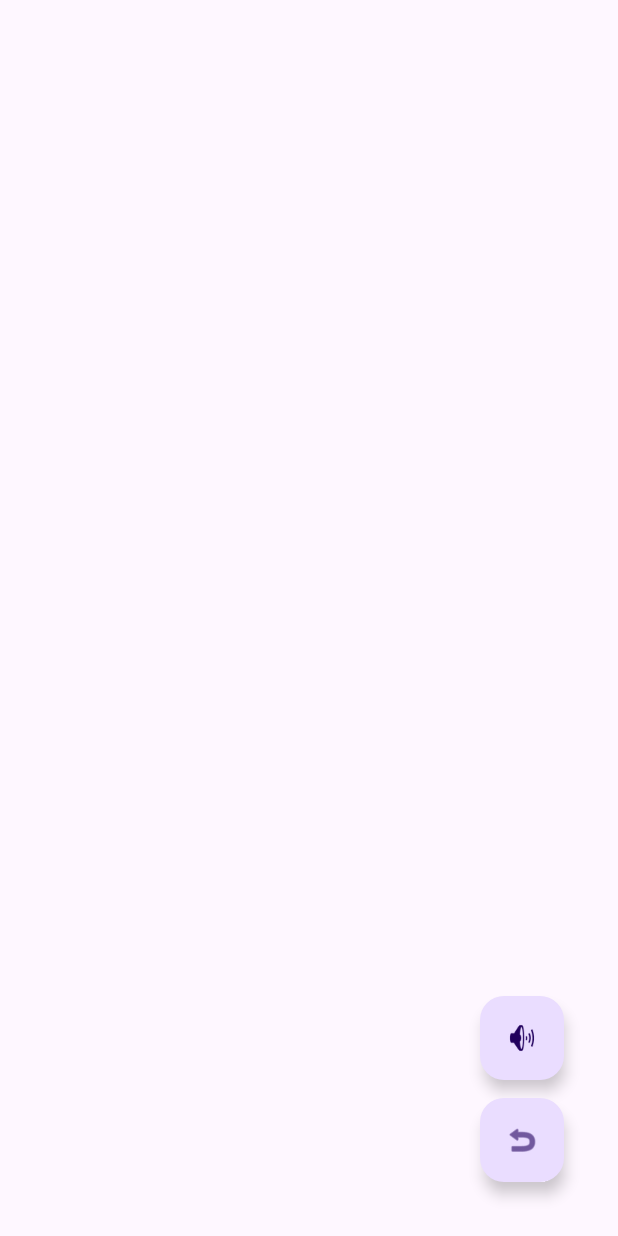
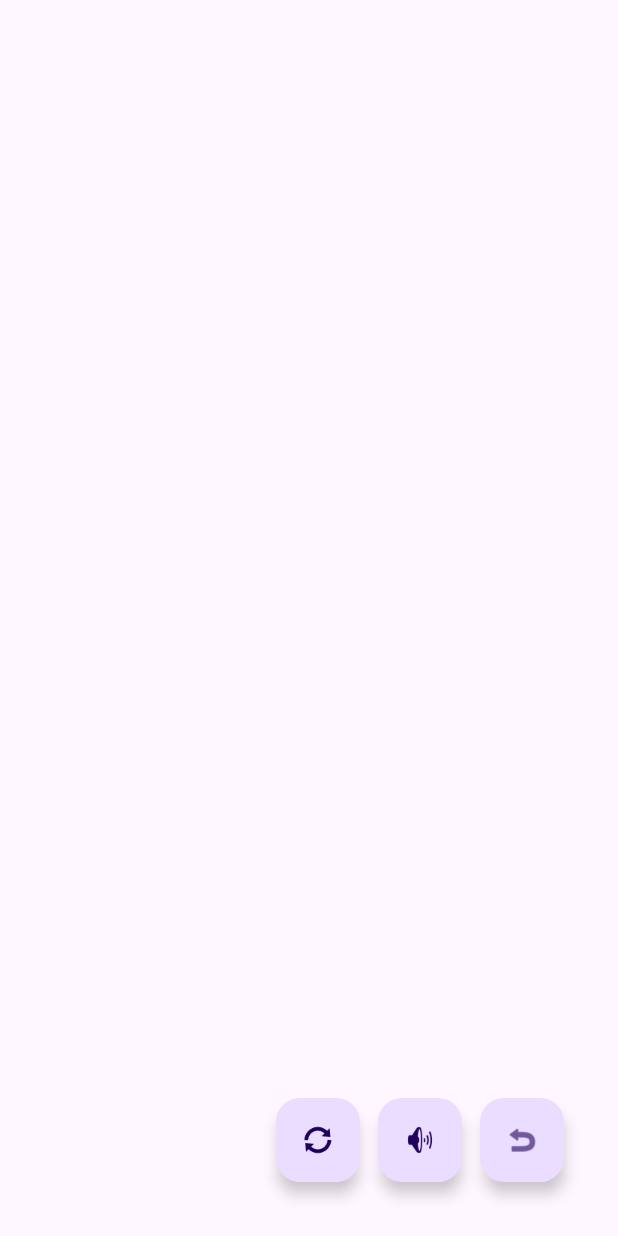
Before and after one commit to johojae/SCROLL, an Android app: the AnalysisActivity screen opened directly, with no data from a screen before it, on a phone screen of 412 x 824 dp. Run offline under Robolectric (Android 15) with nearby library versions, the phone set to English and light mode, and no system bars; libraries missing offline, so code that uses them is left out: org.opencv.android, org.opencv.core, org.opencv.imgproc; plain views replace JavaCameraView; 6 statements that could not run were skipped.

Commit message:
Modify ui buttons

```diff
--- a/app/src/main/java/org/kaist/socspft/dd/AnalysisActivity.kt
+++ b/app/src/main/java/org/kaist/socspft/dd/AnalysisActivity.kt
@@ -25,6 +25,7 @@ class AnalysisActivity : AppCompatActivity(), CameraBridgeViewBase.CvCameraViewL
     private lateinit var faceDetector: Detector
     private lateinit var eyeDetector: Detector
     private lateinit var binding: ActivityAnalysisBinding
+    private var cameraIndex: Int = 0
 
     private val loaderCallback = object : BaseLoaderCallback(this) {
         override fun onManagerConnected(status: Int) {
@@ -47,7 +48,7 @@ class AnalysisActivity : AppCompatActivity(), CameraBridgeViewBase.CvCameraViewL
         cameraView = findViewById(R.id.activity_surface_view)
         cameraView.visibility = SurfaceView.VISIBLE
         cameraView.setCvCameraViewListener(this)
-        cameraView.setCameraIndex(0)    // back:0 front:1
+        cameraView.setCameraIndex(cameraIndex)    // back:0 front:1
 
         binding.fabBack.setOnClickListener {
             val intent = Intent(this, MainActivity::class.java)
@@ -58,6 +59,13 @@ class AnalysisActivity : AppCompatActivity(), CameraBridgeViewBase.CvCameraViewL
             val notification: Uri = RingtoneManager.getDefaultUri(RingtoneManager.TYPE_NOTIFICATION)
             val ringtone = RingtoneManager.getRingtone(applicationContext, notification)
             ringtone.play()
+        }
+
+        binding.fabCamChange.setOnClickListener {
+            cameraView.disableView()
+            cameraIndex = if (cameraIndex == 0) 1 else 0
+            cameraView.setCameraIndex(cameraIndex)
+            cameraView.enableView()
         }
     }
 
--- a/app/src/main/res/layout/activity_analysis.xml
+++ b/app/src/main/res/layout/activity_analysis.xml
@@ -33,8 +33,18 @@
         android:layout_height="wrap_content"
         android:clickable="true"
         opencv:srcCompat="@android:drawable/ic_lock_silent_mode_off"
-        app:layout_constraintBottom_toTopOf="@id/fabBack"
-        app:layout_constraintEnd_toEndOf="@id/fabBack"
-        android:layout_marginBottom="12dp" />
+        app:layout_constraintBottom_toBottomOf="@id/fabBack"
+        app:layout_constraintEnd_toStartOf="@id/fabBack"
+        android:layout_marginRight="12dp" />
+
+    <com.google.android.material.floatingactionbutton.FloatingActionButton
+        android:id="@+id/fabCamChange"
+        android:layout_width="wrap_content"
+        android:layout_height="wrap_content"
+        android:clickable="true"
+        opencv:srcCompat="@android:drawable/ic_popup_sync"
+        app:layout_constraintBottom_toBottomOf="@id/fabAlert"
+        app:layout_constraintEnd_toStartOf="@id/fabAlert"
+        android:layout_marginRight="12dp" />
 
 </androidx.constraintlayout.widget.ConstraintLayout>
```
